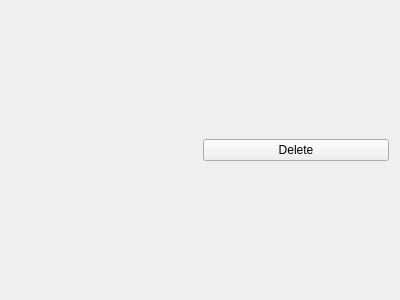
Above: monster_forge/gui/view/qt_designer/trait_view.ui from Zhendryk/monster_maker before the change. Below: the same form after it.
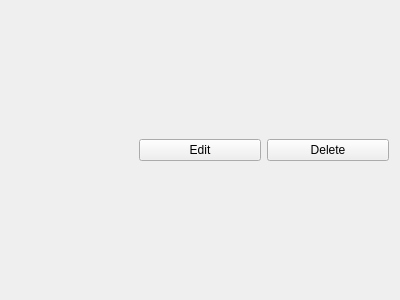
That is the form after the change.

What changed in the file:
```diff
--- a/monster_forge/gui/view/qt_designer/trait_view.ui
+++ b/monster_forge/gui/view/qt_designer/trait_view.ui
@@ -21,6 +21,13 @@
      </property>
     </widget>
    </item>
+   <item>
+    <widget class="QPushButton" name="btn_edit_trait">
+     <property name="text">
+      <string>Edit</string>
+     </property>
+    </widget>
+   </item>
    <item>
     <widget class="QPushButton" name="btn_delete_trait">
      <property name="text">
```
